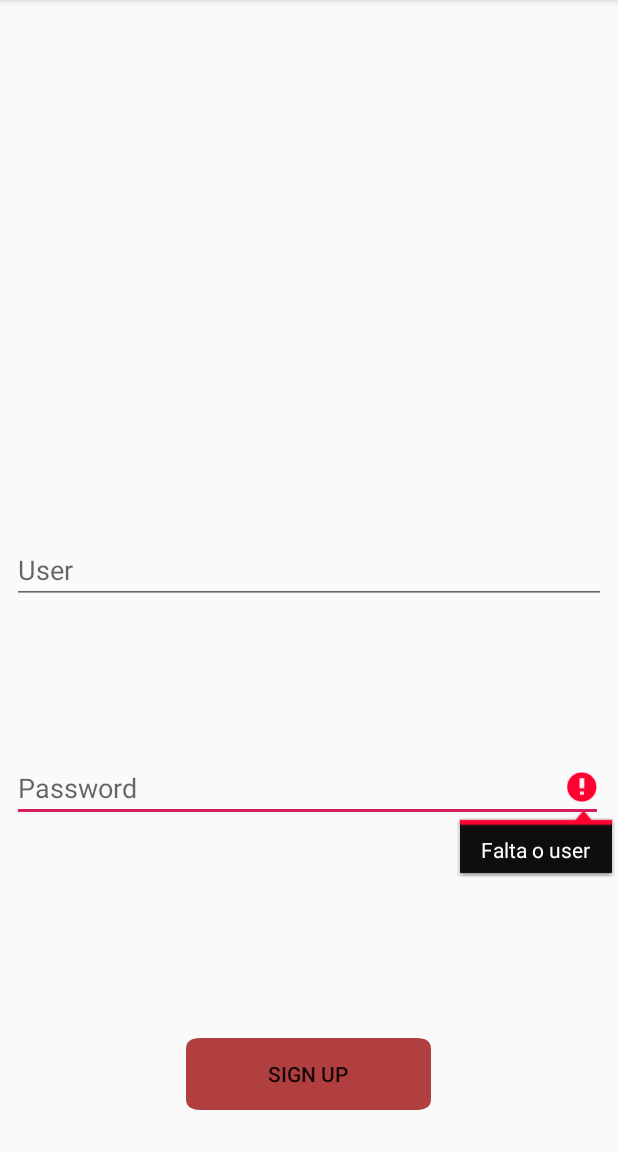
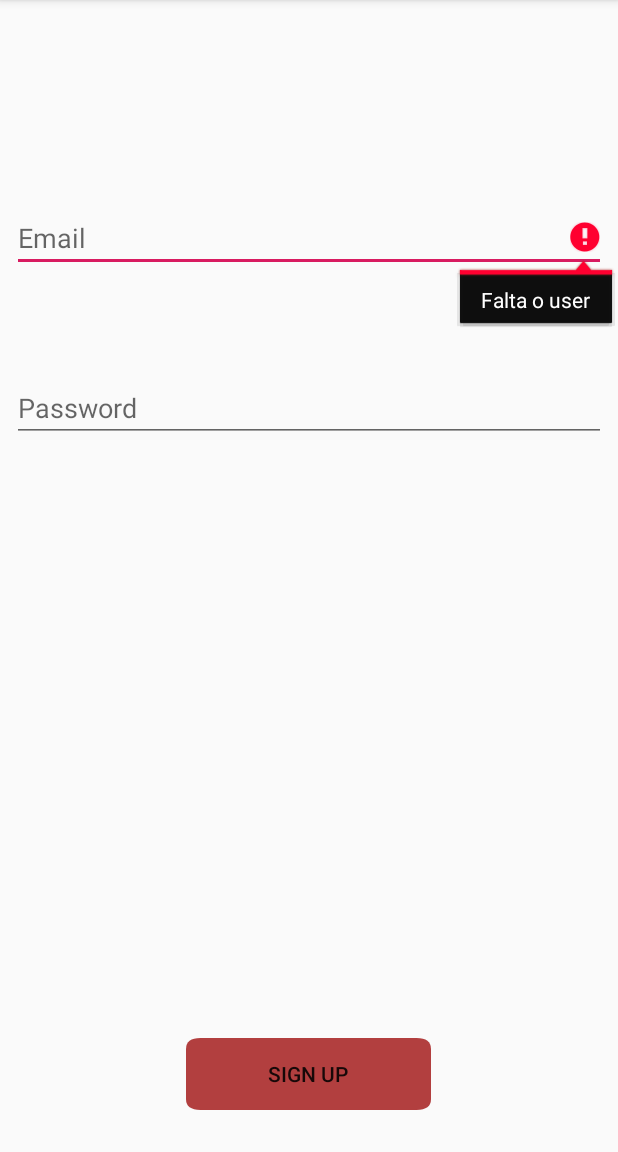
Before and after one commit to TomasFernandes/TeamN3v3rMindAndroid, an Android app: the screen it shows after launch (Welcome), after a tap on "SIGN UP", on a phone screen of 412 x 824 dp, the part 84-1236 px from its top. Run offline under Robolectric (Android 15) with nearby library versions, the phone set to English and light mode, and no system bars.

Commit message:
Weclome From bug done

```diff
--- a/app/src/main/java/com/example/tomas1207portable/jsonread/Nav.java
+++ b/app/src/main/java/com/example/tomas1207portable/jsonread/Nav.java
@@ -67,8 +67,6 @@ public class Nav extends AppCompatActivity //principal
         MakeCall();// call the server
 
         if(sharedPreferences.getBoolean("FirstTime",true) != false){
-        editor.putBoolean("FirstTime",false);
-        editor.apply();
         startActivity(new Intent(this, Welcome.class));
         }
 
--- a/app/src/main/java/com/example/tomas1207portable/jsonread/Welcome.java
+++ b/app/src/main/java/com/example/tomas1207portable/jsonread/Welcome.java
@@ -18,10 +18,6 @@ import java.net.HttpURLConnection;
 import java.net.MalformedURLException;
 import java.net.ProtocolException;
 import java.net.URL;
-import java.security.Key;
-
-import javax.crypto.Cipher;
-import javax.crypto.spec.SecretKeySpec;
 
 public class Welcome extends AppCompatActivity {
     private Button registar;
@@ -29,17 +25,16 @@ public class Welcome extends AppCompatActivity {
     static String Suser;
     static String Spass;
     static int responceCode;
+    SharedPreferences.Editor editor;
 
     @Override
     protected void onCreate(Bundle savedInstanceState) {
         SharedPreferences sharedPreferences = getSharedPreferences("JsonShared", MODE_PRIVATE);
         super.onCreate(savedInstanceState);
         setContentView(R.layout.activity_weclome);
-        SharedPreferences.Editor editor = sharedPreferences.edit();
-        user = findViewById(R.id.editText2);
-        pass = findViewById(R.id.editText4);
-        editor.putBoolean("FirstTime", false);
-
+        editor = sharedPreferences.edit();
+        user = findViewById(R.id.editText);
+        pass = findViewById(R.id.editText2);
 
         try {
             Log.w("Pass", PassEncrypter.encrypt("Ola"));
@@ -63,6 +58,8 @@ public class Welcome extends AppCompatActivity {
                     if (string_Welcome_Pass.matches("")) {
                         pass.setError("Falta a pass");
                     } else {
+                        editor.putBoolean("FirstTime", false);
+                        editor.apply();
                         try {
                             Spass = PassEncrypter.encrypt(pass.getText().toString());
                             new postUserPass().execute();
--- a/app/src/main/res/layout/activity_weclome.xml
+++ b/app/src/main/res/layout/activity_weclome.xml
@@ -24,37 +24,37 @@
         app:layout_constraintStart_toStartOf="parent" />
 
     <EditText
+        android:id="@+id/editText"
+        android:layout_width="0dp"
+        android:layout_height="wrap_content"
+        android:layout_marginStart="8dp"
+        android:layout_marginLeft="8dp"
+        android:layout_marginTop="136dp"
+        android:layout_marginEnd="8dp"
+        android:layout_marginRight="8dp"
+        android:ems="10"
+        android:hint="Email"
+        android:inputType="textEmailAddress"
+        app:layout_constraintEnd_toEndOf="parent"
+        app:layout_constraintHorizontal_bias="1.0"
+        app:layout_constraintStart_toStartOf="parent"
+        app:layout_constraintTop_toTopOf="parent" />
+
+    <EditText
         android:id="@+id/editText2"
         android:layout_width="0dp"
         android:layout_height="wrap_content"
         android:layout_marginStart="8dp"
         android:layout_marginLeft="8dp"
-        android:layout_marginEnd="10dp"
-        android:layout_marginRight="10dp"
-        android:layout_marginBottom="144dp"
-        android:autofillHints=""
-        android:ems="10"
-        android:hint="@string/Welcome_password"
-        android:inputType="textPassword"
-        app:layout_constraintBottom_toTopOf="@+id/Btn_Register"
-        app:layout_constraintEnd_toEndOf="parent"
-        app:layout_constraintHorizontal_bias="0.0"
-        app:layout_constraintStart_toStartOf="parent" />
-
-    <EditText
-        android:id="@+id/editText4"
-        android:layout_width="0dp"
-        android:layout_height="wrap_content"
-        android:layout_marginStart="8dp"
-        android:layout_marginLeft="8dp"
+        android:layout_marginTop="68dp"
         android:layout_marginEnd="8dp"
         android:layout_marginRight="8dp"
-        android:layout_marginBottom="100dp"
         android:ems="10"
-        android:hint="@string/Welcome_Nome"
-        app:layout_constraintBottom_toTopOf="@+id/editText2"
+        android:hint="Password"
+        android:inputType="textPassword"
         app:layout_constraintEnd_toEndOf="parent"
-        app:layout_constraintHorizontal_bias="0.0"
-        app:layout_constraintStart_toStartOf="parent" />
+        app:layout_constraintHorizontal_bias="1.0"
+        app:layout_constraintStart_toStartOf="parent"
+        app:layout_constraintTop_toBottomOf="@+id/editText" />
 
 </android.support.constraint.ConstraintLayout>
```
